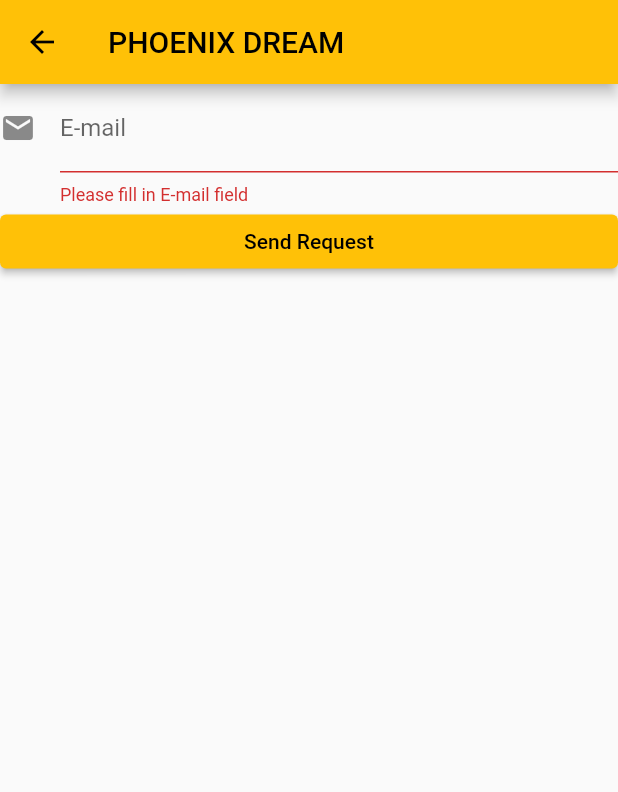
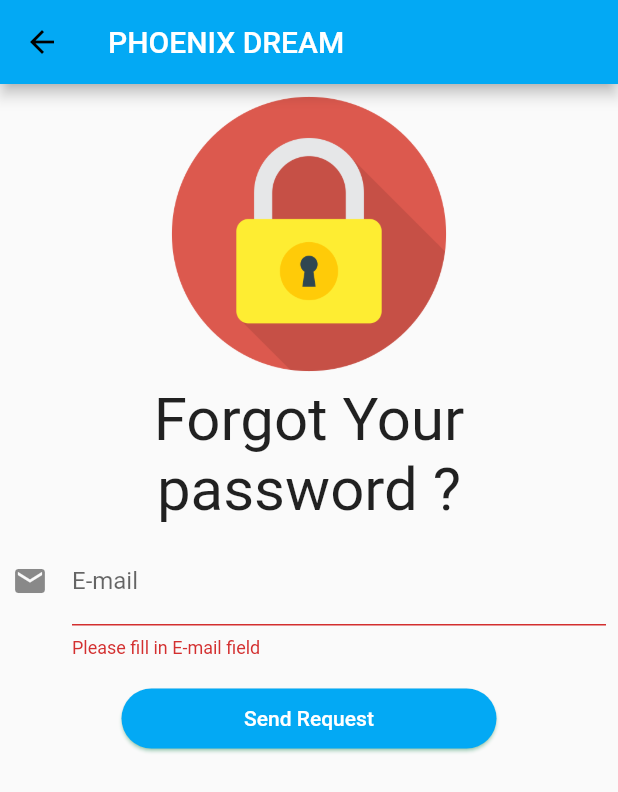
Before and after one commit to paowick/bookstoreMobile, a Flutter app: the screen it shows after launch, after a tap on "Reset password", on a phone screen of 412 x 824 dp. Shown: the top 792 px of the screen. Run offline on Flutter 3.47's test engine with Material 2 defaults, Android fonts, the light colour scheme and no system bars; our stand-ins replace cloud_firestore, firebase_auth, firebase_core, firebase_storage, flutter_local_notifications, image_picker; missing offline and left inert: flutter_cached_pdfview; accounts and stored records are empty.

Commit message:
ui login

```diff
--- a/bookstore/lib/login.dart
+++ b/bookstore/lib/login.dart
@@ -26,14 +26,35 @@ class _LoginPageState extends State<LoginPage> {
       child: Form(
         autovalidateMode: AutovalidateMode.always,
         key: _formstate,
-        child: Column(
+        child: ListView(
           children: <Widget>[
             Image.asset("assets/images/logo.png"),
-            emailTextFormField(),
-            passwordTextFormField(),
+            Padding(
+              padding: const EdgeInsets.all(8.0),
+              child: emailTextFormField(),
+            ),
+            Padding(
+              padding: const EdgeInsets.all(8.0),
+              child: passwordTextFormField(),
+            ),
+            Row(
+              mainAxisAlignment: MainAxisAlignment.center,
+              children: [
                 loginButton(),
+              ],
+            ),
+            Row(
+              mainAxisAlignment: MainAxisAlignment.center,
+              children: [
                 registerButton(context),
+              ],
+            ),
+            Row(
+              mainAxisAlignment: MainAxisAlignment.center,
+              children: [
                 forgotpassword(context),
+              ],
+            ),
           ],
         ),
       ),
@@ -42,12 +63,15 @@ class _LoginPageState extends State<LoginPage> {
 
   ElevatedButton forgotpassword(BuildContext context) {
     return ElevatedButton(
-        child: Container(
-            width: 220,
-            height: 40,
-            decoration: BoxDecoration(
-                color: Colors.lightBlue[400],
-                borderRadius: BorderRadius.circular(30)),
+        style: ElevatedButton.styleFrom(
+          primary: Colors.lightBlue,
+          onPrimary: Colors.white,
+          shadowColor: Colors.greenAccent,
+          elevation: 1,
+          shape:
+              RoundedRectangleBorder(borderRadius: BorderRadius.circular(32.0)),
+          minimumSize: Size(180, 40),
+        ),
         child: Center(
             child: Text(
           'Reset password',
@@ -56,7 +80,7 @@ class _LoginPageState extends State<LoginPage> {
               fontFamily: "Poppins-Bold",
               fontSize: 13,
               letterSpacing: 1.0),
-            ))),
+        )),
         onPressed: () {
           Navigator.pushNamed(context, '/resetpass');
         });
@@ -64,22 +88,24 @@ class _LoginPageState extends State<LoginPage> {
 
   ElevatedButton registerButton(BuildContext context) {
     return ElevatedButton(
-        child: Container(
-          width: 220,
-          height: 40,
-          decoration: BoxDecoration(
-              color: Colors.lightBlue[400],
-              borderRadius: BorderRadius.circular(30)),
+        style: ElevatedButton.styleFrom(
+          primary: Colors.lightBlue,
+          onPrimary: Colors.white,
+          shadowColor: Colors.greenAccent,
+          elevation: 1,
+          shape:
+              RoundedRectangleBorder(borderRadius: BorderRadius.circular(32.0)),
+          minimumSize: Size(180, 40),
+        ),
         child: Center(
             child: Text(
-            'Register new account',
+          'Sign up',
           style: TextStyle(
               color: Colors.white,
               fontFamily: "Poppins-Bold",
               fontSize: 13,
               letterSpacing: 1.0),
         )),
-        ),
         onPressed: () {
           print('Goto Regis pagge');
 
@@ -89,13 +115,15 @@ class _LoginPageState extends State<LoginPage> {
 
   ElevatedButton loginButton() {
     return ElevatedButton(
-        child: Container(
-          width: 220,
-          height: 55,
-          decoration: BoxDecoration(
-              gradient: LinearGradient(
-                  colors: [Color(0xFF17ead9), Color(0xFF6078ea)]),
-              borderRadius: BorderRadius.circular(30)),
+        style: ElevatedButton.styleFrom(
+          primary: Colors.lightBlue,
+          onPrimary: Colors.white,
+          shadowColor: Colors.greenAccent,
+          elevation: 1,
+          shape:
+              RoundedRectangleBorder(borderRadius: BorderRadius.circular(32.0)),
+          minimumSize: Size(250, 40),
+        ),
         child: Center(
             child: Text(
           'Login',
@@ -105,7 +133,6 @@ class _LoginPageState extends State<LoginPage> {
               fontSize: 20,
               letterSpacing: 1.0),
         )),
-        ),
         onPressed: () async {
           if (_formstate.currentState!.validate()) {
             print('Valid Form');
@@ -195,7 +222,7 @@ class _LoginPageState extends State<LoginPage> {
           Icons.email,
           color: Colors.black,
         ),
-        hintText: 'x@x.com',
+        hintText: 'Type Your Email',
       ),
     );
   }
--- a/bookstore/lib/main.dart
+++ b/bookstore/lib/main.dart
@@ -31,7 +31,7 @@ class MyApp extends StatelessWidget {
     return MaterialApp(
       title: 'Flutter Demo',
       theme: ThemeData(
-        primarySwatch: Colors.amber,
+        primarySwatch: Colors.lightBlue,
       ),
       initialRoute: '/',
       routes: {
--- a/bookstore/lib/resetpass.dart
+++ b/bookstore/lib/resetpass.dart
@@ -19,14 +19,43 @@ class _ResetpassState extends State<Resetpass> {
   Widget build(BuildContext context) {
     return Scaffold(
       appBar: AppBar(
-        title: Text(appName),
+        title: Text(appName, style: TextStyle(color: Colors.white)),
       ),
       body: Form(
         autovalidateMode: AutovalidateMode.always,
         child: ListView(
           children: <Widget>[
-            emailTextFormField(),
-            sendToEmail(context),
+            Container(
+                height: 200,
+                width: 200,
+                child: Image.asset("assets/images/lockicon.png")),
+            Center(
+              child: Container(
+                  child: Text(
+                'Forgot Your',
+                style: TextStyle(fontSize: 40),
+              )),
+            ),
+            Center(
+              child: Container(
+                  child: Text(
+                'password ?',
+                style: TextStyle(fontSize: 40),
+              )),
+            ),
+            Padding(
+              padding: const EdgeInsets.all(8.0),
+              child: emailTextFormField(),
+            ),
+            Row(
+              mainAxisAlignment: MainAxisAlignment.center,
+              children: [
+                Padding(
+                  padding: const EdgeInsets.all(8.0),
+                  child: sendToEmail(context),
+                ),
+              ],
+            ),
           ],
         ),
       ),
@@ -47,7 +76,7 @@ class _ResetpassState extends State<Resetpass> {
       decoration: const InputDecoration(
         labelText: 'E-mail',
         icon: Icon(Icons.email),
-        hintText: 'x@x.com',
+        hintText: 'Type Your Email',
       ),
     );
   }
@@ -61,6 +90,15 @@ class _ResetpassState extends State<Resetpass> {
 
   ElevatedButton sendToEmail(BuildContext context) {
     return ElevatedButton(
+        style: ElevatedButton.styleFrom(
+          primary: Colors.lightBlue,
+          onPrimary: Colors.white,
+          shadowColor: Colors.greenAccent,
+          elevation: 1,
+          shape:
+              RoundedRectangleBorder(borderRadius: BorderRadius.circular(32.0)),
+          minimumSize: Size(250, 40),
+        ),
         onPressed: () {
           resetPassword(_email.text);
           Navigator.pushAndRemoveUntil(
```
Also changed, not shown: bookstore/lib/register.dart (+50 -7 lines), bookstore/assets/images/lockicon.png (added), bookstore/assets/images/logo.png (added), 6 other files. Lines whose indentation alone changed are shown as unchanged.
